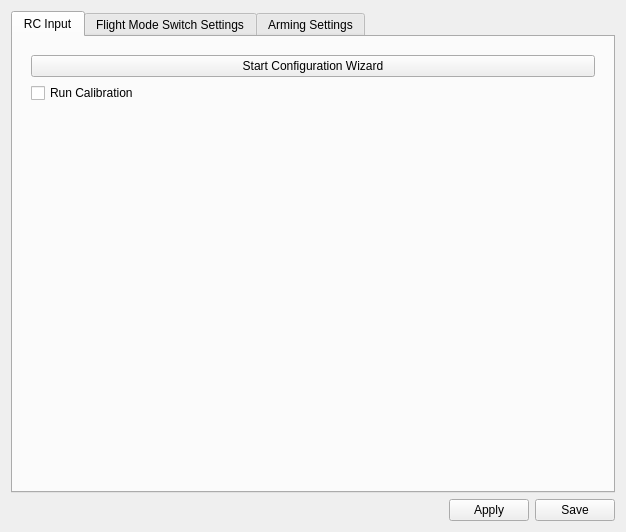
This is ground/openpilotgcs/src/plugins/config/input.ui in openpilot/OpenPilot as Qt 5 draws it before an edit. The edited form follows.
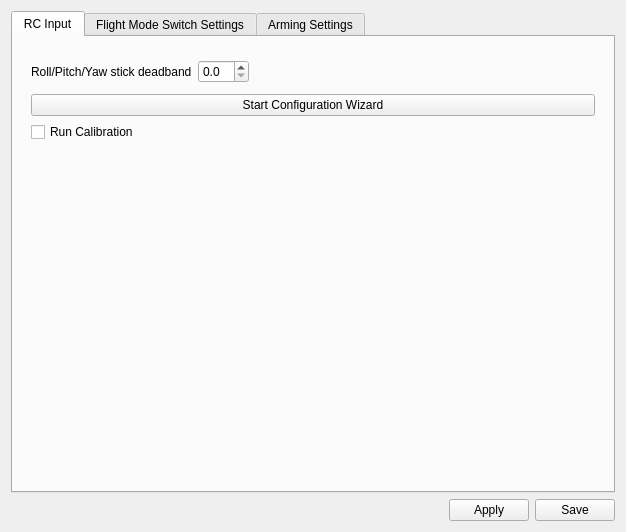
This is the edited form. The open tabs and pages were chosen to show the change. Icons and pictures are not drawn.

Commit message: Add stick deadband option to the config GUI

Patch:
```diff
--- a/ground/openpilotgcs/src/plugins/config/input.ui
+++ b/ground/openpilotgcs/src/plugins/config/input.ui
@@ -34,6 +34,78 @@
            <item>
             <layout class="QVBoxLayout" name="channelSettings"/>
            </item>
+           <item>
+            <spacer name="verticalSpacer_3">
+             <property name="orientation">
+              <enum>Qt::Vertical</enum>
+             </property>
+             <property name="sizeType">
+              <enum>QSizePolicy::Preferred</enum>
+             </property>
+             <property name="sizeHint" stdset="0">
+              <size>
+               <width>20</width>
+               <height>5</height>
+              </size>
+             </property>
+            </spacer>
+           </item>
+           <item>
+            <layout class="QGridLayout" name="gridLayout_3">
+             <item row="0" column="0">
+              <widget class="QLabel" name="labelDeadband">
+               <property name="text">
+                <string>Roll/Pitch/Yaw stick deadband</string>
+               </property>
+              </widget>
+             </item>
+             <item row="0" column="1">
+              <widget class="QDoubleSpinBox" name="deadband">
+               <property name="toolTip">
+                <string>Stick deadband in percents of full range (0-10), zero to disable</string>
+               </property>
+               <property name="decimals">
+                <number>1</number>
+               </property>
+               <property name="maximum">
+                <double>10.000000000000000</double>
+               </property>
+               <property name="singleStep">
+                <double>0.100000000000000</double>
+               </property>
+              </widget>
+             </item>
+             <item row="0" column="3">
+              <spacer name="horizontalSpacer_3">
+               <property name="orientation">
+                <enum>Qt::Horizontal</enum>
+               </property>
+               <property name="sizeHint" stdset="0">
+                <size>
+                 <width>40</width>
+                 <height>20</height>
+                </size>
+               </property>
+              </spacer>
+             </item>
+            </layout>
+           </item>
+           <item>
+            <spacer name="verticalSpacer_4">
+             <property name="orientation">
+              <enum>Qt::Vertical</enum>
+             </property>
+             <property name="sizeType">
+              <enum>QSizePolicy::Preferred</enum>
+             </property>
+             <property name="sizeHint" stdset="0">
+              <size>
+               <width>20</width>
+               <height>5</height>
+              </size>
+             </property>
+            </spacer>
+           </item>
            <item>
             <widget class="QPushButton" name="configurationWizard">
              <property name="text">
```
Left out of the diff: 2 changed lines with no effect on the pictures. The commit also changes 1 other file.
